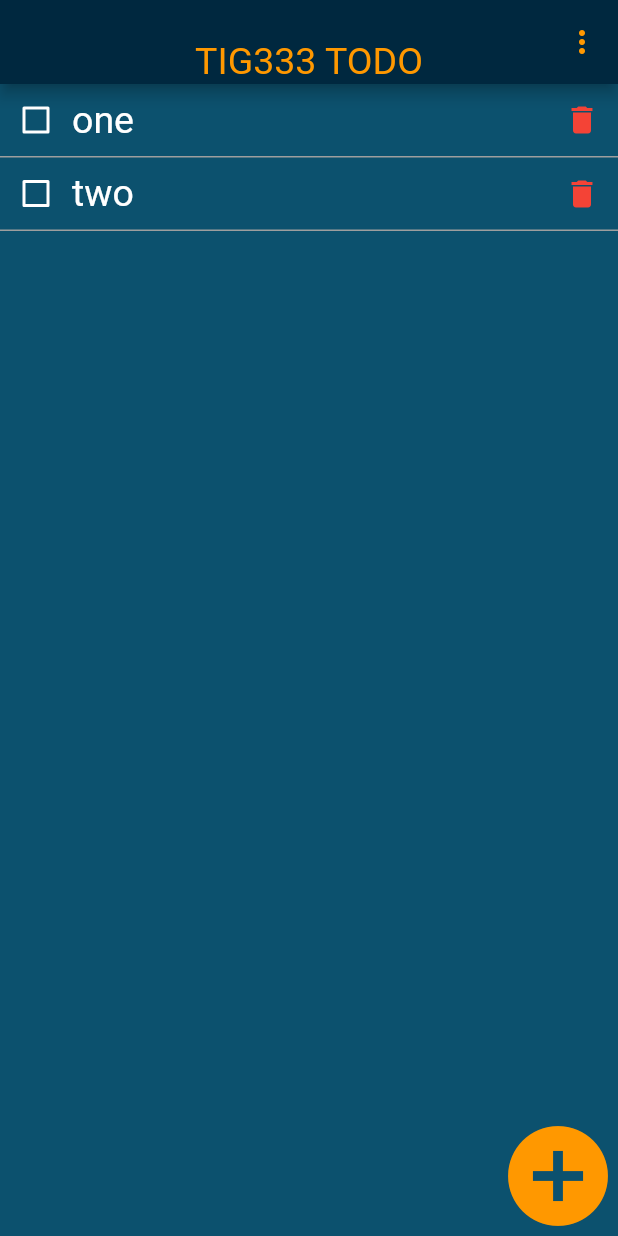
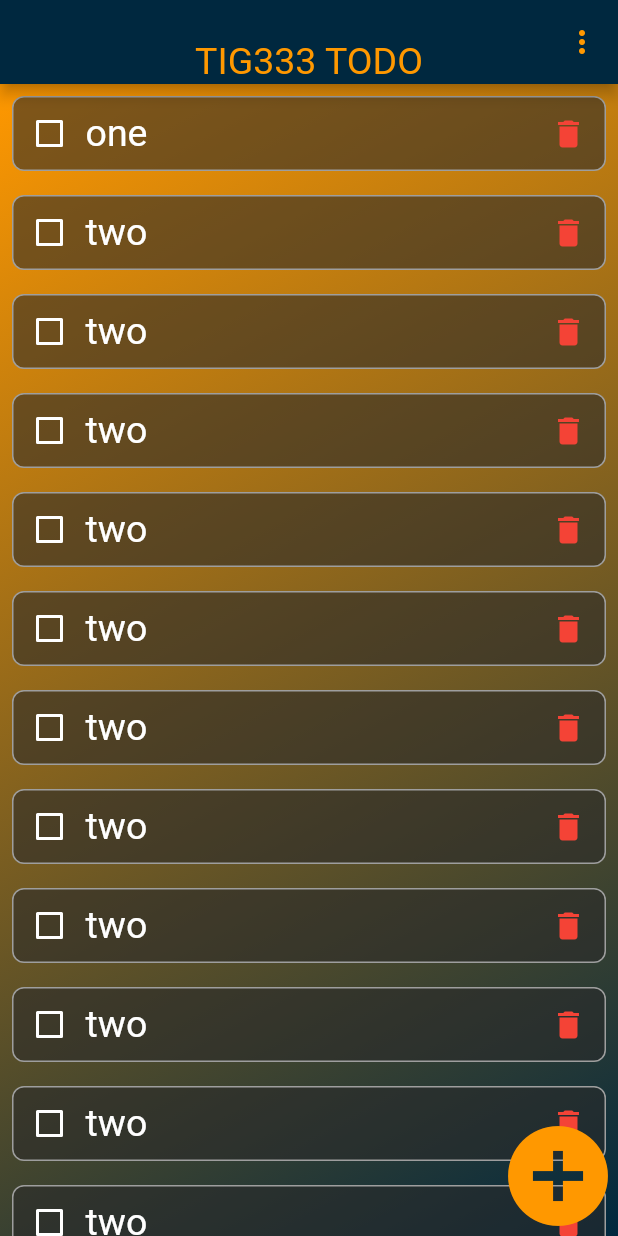
Before and after one commit to gu-tig333-ht23/gusheijje, a Flutter app: the screen it shows after launch, on a phone screen of 412 x 824 dp. Run offline on Flutter 3.47's test engine with Material 2 defaults, Android fonts, the phone set to English and light mode, and no system bars.

Commit message:
stylat om lite i appen

```diff
--- a/lib/Components/todo.dart
+++ b/lib/Components/todo.dart
@@ -43,6 +43,26 @@ class TodoNotifier extends ChangeNotifier {
   void _initializeTodos() {
     _todos.add(Todo(Uuid().v4(), 'one'));
     _todos.add(Todo(Uuid().v4(), 'two'));
+    _todos.add(Todo(Uuid().v4(), 'two'));
+    _todos.add(Todo(Uuid().v4(), 'two'));
+    _todos.add(Todo(Uuid().v4(), 'two'));
+    _todos.add(Todo(Uuid().v4(), 'two'));
+    _todos.add(Todo(Uuid().v4(), 'two'));
+    _todos.add(Todo(Uuid().v4(), 'two'));
+    _todos.add(Todo(Uuid().v4(), 'two'));
+    _todos.add(Todo(Uuid().v4(), 'two'));
+    _todos.add(Todo(Uuid().v4(), 'two'));
+    _todos.add(Todo(Uuid().v4(), 'two'));
+    _todos.add(Todo(Uuid().v4(), 'two'));
+    _todos.add(Todo(Uuid().v4(), 'two'));
+    _todos.add(Todo(Uuid().v4(), 'two'));
+    _todos.add(Todo(Uuid().v4(), 'two'));
+    _todos.add(Todo(Uuid().v4(), 'two'));
+    _todos.add(Todo(Uuid().v4(), 'two'));
+    _todos.add(Todo(Uuid().v4(), 'two'));
+    _todos.add(Todo(Uuid().v4(), 'two'));
+    _todos.add(Todo(Uuid().v4(), 'two'));
+    _todos.add(Todo(Uuid().v4(), 'two'));
   }
 }
 
--- a/lib/Components/todoItem.dart
+++ b/lib/Components/todoItem.dart
@@ -4,13 +4,16 @@ import 'todo.dart';
 import 'package:provider/provider.dart';
 
 Widget todoItem(context,Todo todo) {
-  return Container(
+  return Padding(
+    padding: const EdgeInsets.all(8.0),
+    child: Container(
       decoration: BoxDecoration(
-    border: Border(bottom: BorderSide(
+        color:const Color.fromARGB(150, 41, 41, 41),
+        border: Border.all(
               color: Colors.grey,
               width: 1.0,
           ),
-      ),
+        borderRadius: BorderRadius.all(Radius.circular(8.0)),
       ),
 
       child: Row(
@@ -27,10 +30,9 @@ Widget todoItem(context,Todo todo) {
                     ),
                     child: Checkbox(
                       checkColor: const Color.fromRGBO(48, 48, 48, 1),
-                    activeColor: Colors.green,
+                      activeColor: Color.fromRGBO(255, 152, 0, 1),
                       value: todo.isChecked,
                       onChanged: (newValue) {
-                      print("Checkbox onChanged called");
                         Provider.of<TodoNotifier>(context, listen: false).toggleTodo(todo);
                       },
                     ),
@@ -41,7 +43,7 @@ Widget todoItem(context,Todo todo) {
                       fontSize: 25,
                       color: todo.isChecked ? Colors.grey : Colors.white,
                       decoration: todo.isChecked ? TextDecoration.lineThrough : TextDecoration.none,
-                    decorationColor: Colors.red,
+                      decorationColor: Colors.orange,
                     ),
                   ),
                 ],
@@ -51,11 +53,11 @@ Widget todoItem(context,Todo todo) {
           IconButton(
             icon:Icon(Icons.delete,color: Colors.red,),
             onPressed: () {
-            print("Remove button pressed");
               removeTodo(context, todo);
             },
           ),
         ],
       ),
+    ),
   );
 }
--- a/lib/pages/todoHome.dart
+++ b/lib/pages/todoHome.dart
@@ -22,8 +22,9 @@ class _TodoHomeState extends State<TodoHome> {
     } else if (todoFilter == 'undone') {
       return todoNotifier.todos.where((todo) => !todo.isChecked).toList();
     } else {
-      // Default: show all todos
-      return todoNotifier.todos;
+      List<Todo> allTodos = todoNotifier.todos.toList();
+      allTodos.sort((a, b) => a.isChecked ? 1 : -1);
+      return allTodos;
     }
   }
 
@@ -82,7 +83,16 @@ class _TodoHomeState extends State<TodoHome> {
           ],
       ),
 
-      body: Stack(
+      body: Container(
+        decoration: BoxDecoration(
+          gradient: LinearGradient(
+            colors: [Color.fromRGBO(255, 152, 0, 1), Color.fromARGB(255, 0, 40, 63)],
+            begin: Alignment.topLeft,
+            end: Alignment.bottomRight,
+          ),
+        ),
+
+        child: Stack(
           children: [
               ListView(
                 padding: EdgeInsets.only(bottom: 80),
@@ -104,6 +114,7 @@ class _TodoHomeState extends State<TodoHome> {
             ),
           ],
         ),
+      ),
     );
   }
 
```
Lines whose indentation alone changed are shown as unchanged.
